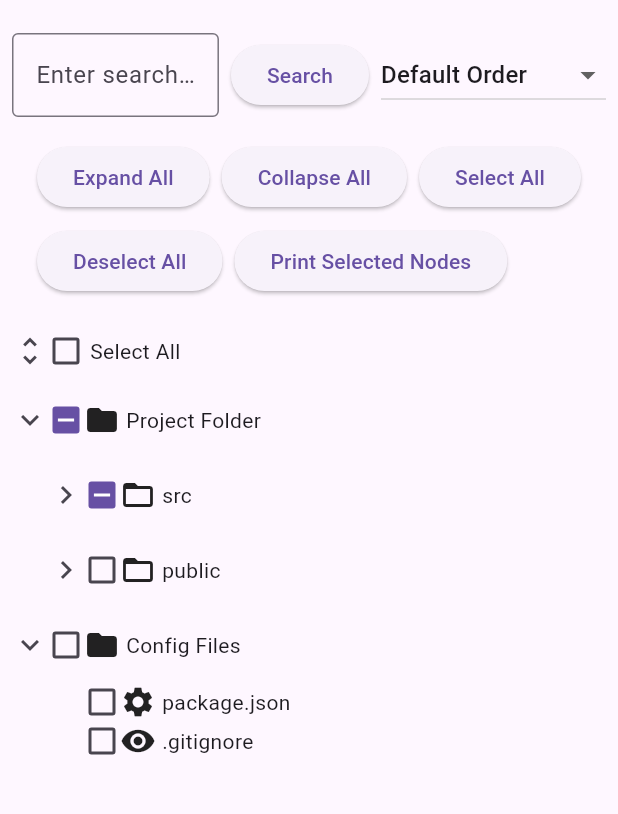
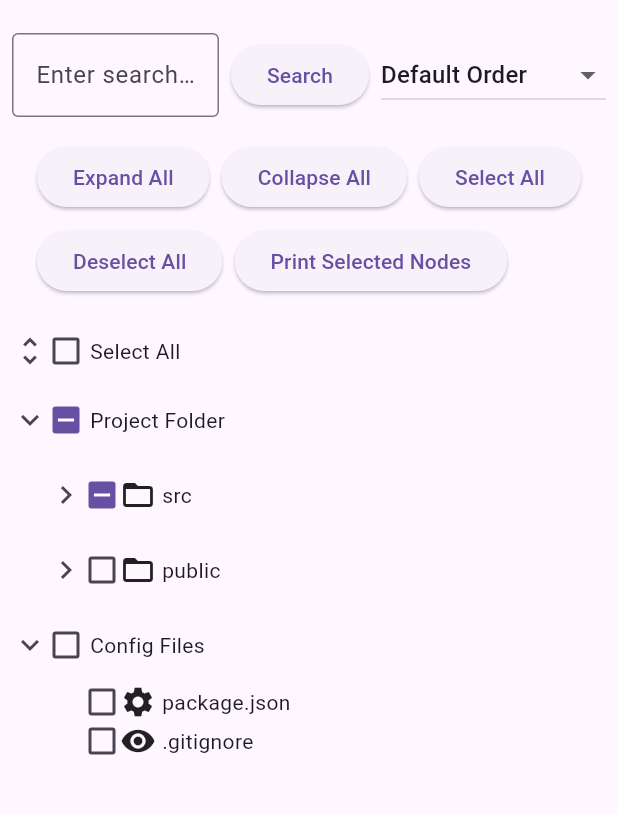
Before and after one commit to monkeyWie/flutter_treeview, a Flutter app: the screen it shows after launch, on a phone screen of 412 x 824 dp, the part 63-877 px from its top. Run offline on Flutter 3.47's test engine with Material 3 defaults, Android fonts, the phone set to English and light mode, and no system bars.

Commit message:
feat: support no icons

```diff
--- a/lib/src/tree_node.dart
+++ b/lib/src/tree_node.dart
@@ -22,7 +22,7 @@ class TreeNode<T> {
   bool isPartiallySelected;
 
   /// The icon to display next to this node.
-  final IconData icon;
+  final IconData? icon;
 
   /// The list of child nodes for this node.
   final List<TreeNode<T>> children;
@@ -60,7 +60,7 @@ class TreeNode<T> {
     this.isExpanded = false,
     this.isSelected = false,
     this.isPartiallySelected = false,
-    this.icon = Icons.folder,
+    this.icon, // 移除默认值，允许传入 null
     List<TreeNode<T>>? children,
     this.parent,
     this.hidden = false,
--- a/lib/src/treeview_state.dart
+++ b/lib/src/treeview_state.dart
@@ -237,7 +237,7 @@ class TreeViewState<T> extends State<TreeView<T>> {
                       materialTapTargetSize: MaterialTapTargetSize.shrinkWrap,
                     ),
                   ),
-                  Icon(node.icon),
+                  if (node.icon != null) Icon(node.icon),
                   const SizedBox(width: 4),
                   Expanded(child: Text(node.label)),
                 ],
--- a/pubspec.yaml
+++ b/pubspec.yaml
@@ -1,6 +1,6 @@
 name: checkable_treeview
 description: A checkable and customizable tree view widget for Flutter.
-version: 0.0.1
+version: 0.0.2
 homepage: https://github.com/monkeyWie/flutter_treeview
 
 environment:
```
Also changed, not shown: 1 other file.
